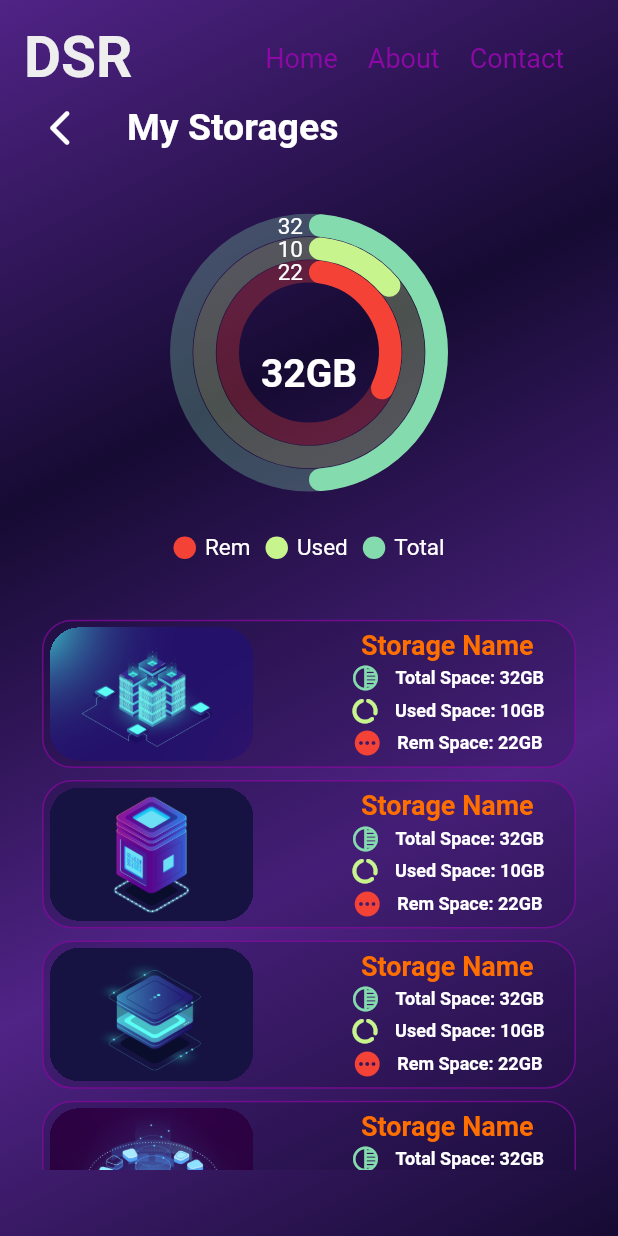
After one commit to HrutujaP/Final-Year-Project---FrontEnd, a Flutter app: the MyStorages screen opened by its route, on a phone screen of 412 x 824 dp. The commit adds this screen. Run offline on Flutter 3.47's test engine with Material 2 defaults, Android fonts, the phone set to English and light mode, and no system bars; our stand-ins replace syncfusion_flutter_charts, video_player.

Commit message:
ig i completed My storages screen

```diff
--- a/diskspacerenting/lib/Constants/constants.dart
+++ b/diskspacerenting/lib/Constants/constants.dart
@@ -1,10 +1,11 @@
-import 'package:flutter/animation.dart';
 import 'package:flutter/material.dart';
 
 const Color kPrimaryColor = Color(0xFF160B33);
 const Color kPrimaryColor1 = Color(0xFF502386);
+const Color kPrimaryColor2 = Color(0xff150a34);
 const Color kSecondaryColor = Colors.white;
 const Color kSecondaryColor1 = Colors.white;
 const Color kSecondaryColor2 = Color(0xFF84DBAE);
 const Color kSecondaryColor3 = Color(0xFFC8F48E);
 const Color kRedColor = Colors.red;
+const Color kPurpleColor = Color.fromARGB(255, 141, 8, 165);
--- a/diskspacerenting/lib/main.dart
+++ b/diskspacerenting/lib/main.dart
@@ -1,5 +1,6 @@
 import 'package:diskspacerenting/screens/FileStorage/fileStorage.dart';
 import 'package:diskspacerenting/screens/HomeScreen/homescreen.dart';
+import 'package:diskspacerenting/screens/MyStoragesScreen/mystorages.dart';
 import 'package:flutter/material.dart';
 
 void main() {
@@ -15,10 +16,11 @@ class MyApp extends StatelessWidget {
     return MaterialApp(
       debugShowCheckedModeBanner: false,
       initialRoute: HomeScreen.id,
-      // initialRoute: fileStoarage.id,
+      // initialRoute: FileStoarage.id,
       routes: {
         HomeScreen.id: (context) => const HomeScreen(),
-        fileStoarage.id: (context) => const fileStoarage(),
+        FileStoarage.id: (context) => const FileStoarage(),
+        MyStorages.id: (context) => const MyStorages(),
       },
     );
   }
--- a/diskspacerenting/lib/screens/FileStorage/fileStorage.dart
+++ b/diskspacerenting/lib/screens/FileStorage/fileStorage.dart
@@ -4,15 +4,15 @@ import 'package:flutter/src/widgets/container.dart';
 import 'package:flutter/src/widgets/framework.dart';
 import 'package:flutter/src/material/app.dart';
 
-class fileStoarage extends StatefulWidget {
-  const fileStoarage({super.key});
-  static const String id = 'fileStoarage_screen';
+class FileStoarage extends StatefulWidget {
+  const FileStoarage({super.key});
+  static const String id = 'FileStoarage_screen';
 
   @override
-  State<fileStoarage> createState() => _fileStoarageState();
+  State<FileStoarage> createState() => _FileStoarageState();
 }
 
-class _fileStoarageState extends State<fileStoarage> {
+class _FileStoarageState extends State<FileStoarage> {
   @override
   Widget build(BuildContext context) {
     return SafeArea(
--- a/diskspacerenting/lib/screens/HomeScreen/components/mainoptions.dart
+++ b/diskspacerenting/lib/screens/HomeScreen/components/mainoptions.dart
@@ -5,12 +5,14 @@ class MainOptions extends StatelessWidget {
   final String hText;
   final String pText;
   final Color color;
+  final String route;
 
   const MainOptions({
     required this.icon,
     required this.hText,
     required this.pText,
     required this.color,
+    required this.route,
     Key? key,
   }) : super(key: key);
 
@@ -26,6 +28,10 @@ class MainOptions extends StatelessWidget {
         elevation: 10,
         child: Padding(
           padding: const EdgeInsets.all(15.0),
+          child: GestureDetector(
+            onTap: (){
+              Navigator.pushNamed(context, route);
+            },
             child: SizedBox(
               width: MediaQuery.of(context).size.width * 0.4,
               child: Column(
@@ -67,6 +73,7 @@ class MainOptions extends StatelessWidget {
             ),
           ),
         ),
+      ),
     );
   }
 }
--- /dev/null
+++ b/diskspacerenting/lib/screens/HomeScreen/components/topbar.dart
@@ -0,0 +1,30 @@
+import 'package:diskspacerenting/Constants/constants.dart';
+import 'package:diskspacerenting/screens/HomeScreen/components/topbaritems.dart';
+import 'package:flutter/material.dart';
+
+class TopBar extends StatelessWidget {
+  final Color color;
+  const TopBar({
+    required this.color,
+    Key? key,
+  }) : super(key: key);
+
+  @override
+  Widget build(BuildContext context) {
+    return Row(
+      children: [
+        Text(
+          'DSR',
+          style: TextStyle(
+              fontSize: 38,
+              color: Colors.grey.shade200,
+              fontWeight: FontWeight.w600),
+        ),
+        const Spacer(),
+        TopBarItems(
+          color: color,
+        )
+      ],
+    );
+  }
+}
--- a/diskspacerenting/lib/screens/HomeScreen/homescreen.dart
+++ b/diskspacerenting/lib/screens/HomeScreen/homescreen.dart
@@ -2,7 +2,9 @@ import 'package:diskspacerenting/Constants/constants.dart';
 import 'package:diskspacerenting/screens/HomeScreen/components/blockchainvideoloop.dart';
 import 'package:diskspacerenting/screens/HomeScreen/components/bottomdotbar.dart';
 import 'package:diskspacerenting/screens/HomeScreen/components/mainoptions.dart';
+import 'package:diskspacerenting/screens/HomeScreen/components/topbar.dart';
 import 'package:diskspacerenting/screens/HomeScreen/components/topbaritems.dart';
+import 'package:diskspacerenting/screens/MyStoragesScreen/mystorages.dart';
 import 'package:flutter/material.dart';
 
 class HomeScreen extends StatefulWidget {
@@ -50,20 +52,20 @@ class _HomeScreenState extends State<HomeScreen>
       height: MediaQuery.of(context).size.height,
       width: MediaQuery.of(context).size.width,
       decoration: const BoxDecoration(
-        color: Color(0xff150a34),
+        color: kPrimaryColor2,
         gradient: LinearGradient(
           colors: [
-            Color(0xff150a34),
-            Color(0xff150a34),
-            Color(0xff150a34),
-            Color(0xff150a34),
-            Color(0xff150a34),
+            kPrimaryColor2,
+            kPrimaryColor2,
+            kPrimaryColor2,
+            kPrimaryColor2,
+            kPrimaryColor2,
             // Color(0xffD331BB),
             // Color(0xffD331BB),
             kPrimaryColor1,
             kPrimaryColor1,
-            Color(0xff150a34),
-            Color(0xff150a34)
+            kPrimaryColor2,
+            kPrimaryColor2
           ],
           begin: Alignment.topLeft,
           end: Alignment.bottomRight,
@@ -90,21 +92,7 @@ class _HomeScreenState extends State<HomeScreen>
           // ),
           Column(
             children: [
-              Row(
-                children: [
-                  Text(
-                    'DSR',
-                    style: TextStyle(
-                        fontSize: 38,
-                        color: Colors.grey.shade200,
-                        fontWeight: FontWeight.w600),
-                  ),
-                  const Spacer(),
-                  const TopBarItems(
-                    color: kPrimaryColor1,
-                  )
-                ],
-              ),
+              const TopBar(color:kPrimaryColor1),
               const SizedBox(
                 height: 10,
               ),
@@ -259,6 +247,7 @@ class _HomeScreenState extends State<HomeScreen>
                         physics: const BouncingScrollPhysics(),
                         children: const [
                           MainOptions(
+                            route:  '/rent',
                             color: Color(0xffD331BB),
                             icon: Icons.currency_exchange_sharp,
                             hText: 'Rent',
@@ -266,6 +255,7 @@ class _HomeScreenState extends State<HomeScreen>
                                 'Rent out your diskspace to other users and earn DSR tokens!',
                           ),
                           MainOptions(
+                            route: '/buy',
                             color: Color(0xff0FDFE5),
                             icon: Icons.payment,
                             hText: 'Buy',
@@ -273,6 +263,7 @@ class _HomeScreenState extends State<HomeScreen>
                                 'Buy diskspace from other users and store your data securely!',
                           ),
                           MainOptions(
+                              route: MyStorages.id,
                               color: Color(0xffC9BFD8),
                               icon: Icons.storage_rounded,
                               hText: 'My Storage',
@@ -299,6 +290,7 @@ class _HomeScreenState extends State<HomeScreen>
   }
 }
 
+
 class _GradientSpherePainter extends CustomPainter {
   @override
   void paint(Canvas canvas, Size size) {
--- /dev/null
+++ b/diskspacerenting/lib/screens/MyStoragesScreen/mystorages.dart
@@ -0,0 +1,257 @@
+import 'package:diskspacerenting/Constants/constants.dart';
+import 'package:diskspacerenting/screens/FileStorage/fileStorage.dart';
+import 'package:diskspacerenting/screens/HomeScreen/components/topbar.dart';
+import 'package:flutter/material.dart';
+import 'package:syncfusion_flutter_charts/charts.dart';
+
+class MyStorages extends StatefulWidget {
+  static const String id = 'mystorages';
+
+  const MyStorages({super.key});
+
+  @override
+  State<MyStorages> createState() => _MyStoragesState();
+}
+
+class _MyStoragesState extends State<MyStorages> {
+  List<ChartData> chartData = [
+    ChartData('Rem', 22, '100%', kRedColor),
+    ChartData('Used', 10, '100%', kSecondaryColor3),
+    ChartData('Total', 32, '100%', kSecondaryColor2),
+  ];
+
+  @override
+  Widget build(BuildContext context) {
+    return SafeArea(
+      child: Scaffold(
+        body: Container(
+          height: MediaQuery.of(context).size.height,
+          width: MediaQuery.of(context).size.width,
+          decoration: const BoxDecoration(
+            color: kPrimaryColor2,
+            gradient: LinearGradient(
+              colors: [
+                kPrimaryColor1,
+                kPrimaryColor,
+                kPrimaryColor1,
+                kPrimaryColor,
+              ],
+              begin: Alignment.topLeft,
+              end: Alignment.bottomRight,
+            ),
+          ),
+          child: Padding(
+            padding: const EdgeInsets.symmetric(vertical: 16.0, horizontal: 16),
+            child: Column(
+              crossAxisAlignment: CrossAxisAlignment.start,
+              children: [
+                TopBar(color: kPurpleColor,),
+                Row(
+                  children: [
+                    IconButton(
+                      onPressed: () {
+                        Navigator.pop(context);
+                      },
+                      icon: const Icon(
+                        Icons.arrow_back_ios_new_rounded,
+                        color: Colors.white,
+                        size: 28,
+                      ),
+                    ),
+                    SizedBox(
+                      width: MediaQuery.of(context).size.width * 0.05,
+                    ),
+                    const Text('My Storages',
+                        style: TextStyle(
+                            color: Colors.white,
+                            fontSize: 25,
+                            fontWeight: FontWeight.bold)),
+                  ],
+                ),
+                StorageRadialGraph(chartData: chartData),
+                const SizedBox(height: 20),
+                SizedBox(
+                  height: MediaQuery.of(context).size.height * 0.45,
+                  child: ListView.builder(
+                    scrollDirection: Axis.vertical,
+                    physics: const BouncingScrollPhysics(),
+                    itemCount: 5,
+                    itemBuilder: (context, index) {
+                      var img = index % 4;
+
+                      return SingleDeive(
+                        img: img.toString(),
+                      );
+                    },
+                  ),
+                )
+              ],
+            ),
+          ),
+        ),
+      ),
+    );
+  }
+}
+
+class StorageRadialGraph extends StatelessWidget {
+  const StorageRadialGraph({
+    Key? key,
+    required this.chartData,
+  }) : super(key: key);
+
+  final List<ChartData> chartData;
+
+  @override
+  Widget build(BuildContext context) {
+    return Stack(alignment: Alignment.center, children: [
+      const Text('32GB',
+          style: TextStyle(
+              color: Colors.white, fontSize: 26, fontWeight: FontWeight.bold)),
+      SizedBox(
+        height: MediaQuery.of(context).size.height * 0.34,
+        child: SfCircularChart(
+            legend: Legend(
+              textStyle: const TextStyle(color: Colors.white, fontSize: 15),
+              iconHeight: 15,
+              iconWidth: 15,
+              isVisible: true,
+              offset: const Offset(0, 50),
+              position: LegendPosition.bottom,
+            ),
+            series: <RadialBarSeries<ChartData, String>>[
+              RadialBarSeries<ChartData, String>(
+                useSeriesColor: true,
+                trackOpacity: 0.3,
+                cornerStyle: CornerStyle.bothCurve,
+                dataSource: chartData,
+                dataLabelSettings: const DataLabelSettings(
+                    isVisible: true,
+                    textStyle: TextStyle(color: Colors.white, fontSize: 15)),
+                pointRadiusMapper: (ChartData data, _) => data.text,
+                pointColorMapper: (ChartData data, _) => data.color,
+                xValueMapper: (ChartData sales, _) => sales.x,
+                yValueMapper: (ChartData sales, _) => sales.y,
+              )
+            ]),
+      ),
+    ]);
+  }
+}
+
+class SingleDeive extends StatelessWidget {
+  final String img;
+
+  const SingleDeive({
+    required this.img,
+    Key? key,
+  }) : super(key: key);
+
+  @override
+  Widget build(BuildContext context) {
+    return Padding(
+      padding: const EdgeInsets.symmetric(horizontal: 12.0, vertical: 4),
+      child: GestureDetector(
+        onTap: () {
+          Navigator.pushNamed(context, FileStoarage.id);
+        },
+        child: Container(
+          height: MediaQuery.of(context).size.height * 0.12,
+          width: MediaQuery.of(context).size.width * 0.9,
+          decoration: BoxDecoration(
+            border: Border.all(color: kPurpleColor.withOpacity(0.7)),
+            borderRadius: BorderRadius.circular(20),
+            color: kPrimaryColor2.withOpacity(0.2),
+          ),
+          child: Row(
+            children: [
+              Padding(
+                padding: const EdgeInsets.all(4.0),
+                child: ClipRRect(
+                  borderRadius: BorderRadius.circular(20),
+                  clipBehavior: Clip.hardEdge,
+                  child: Image(
+                    fit: BoxFit.cover,
+                    image: AssetImage('assets/images/$img.jpg'),
+                    height: MediaQuery.of(context).size.height * 0.12,
+                    width: MediaQuery.of(context).size.width * 0.33,
+                  ),
+                ),
+              ),
+              const Spacer(),
+              Padding(
+                padding:
+                    const EdgeInsets.symmetric(vertical: 4.0, horizontal: 20),
+                child: Column(
+                  mainAxisAlignment: MainAxisAlignment.spaceEvenly,
+                  crossAxisAlignment: CrossAxisAlignment.center,
+                  children: [
+                    Text("Storage Name",
+                        style: TextStyle(
+                            color: Colors.amber.shade900,
+                            fontSize: 18,
+                            fontWeight: FontWeight.w700)),
+                    Row(
+                      children: const [
+                        Icon(
+                          Icons.tonality_outlined,
+                          size: 20,
+                          color: kSecondaryColor2,
+                        ),
+                        SizedBox(width: 10),
+                        Text("Total Space: 32GB",
+                            style: TextStyle(
+                                color: Colors.white,
+                                fontSize: 12,
+                                fontWeight: FontWeight.bold)),
+                      ],
+                    ),
+                    Row(
+                      children: const [
+                        Icon(
+                          Icons.data_usage_rounded,
+                          color: kSecondaryColor3,
+                          size: 20,
+                        ),
+                        SizedBox(width: 10),
+                        Text("Used Space: 10GB",
+                            style: TextStyle(
+                                color: Colors.white,
+                                fontSize: 12,
+                                fontWeight: FontWeight.bold)),
+                      ],
+                    ),
+                    Row(
+                      children: const [
+                        Icon(
+                          Icons.pending,
+                          size: 20,
+                          color: kRedColor,
+                        ),
+                        SizedBox(width: 10),
+                        Text("Rem Space: 22GB",
+                            style: TextStyle(
+                                color: Colors.white,
+                                fontSize: 12,
+                                fontWeight: FontWeight.bold)),
+                      ],
+                    ),
+                  ],
+                ),
+              )
+            ],
+          ),
+        ),
+      ),
+    );
+  }
+}
+
+class ChartData {
+  ChartData(this.x, this.y, this.text, this.color);
+
+  final String x;
+  final int y;
+  final Color color;
+  final String text;
+}
```
Also changed, not shown: diskspacerenting/pubspec.yaml (+4 -8 lines), diskspacerenting/assets/images/0.jpg (added), diskspacerenting/assets/images/1.jpg (added), diskspacerenting/assets/images/2.jpg (added), diskspacerenting/assets/images/3.jpg (added), diskspacerenting/pubspec.lock. Lines whose indentation alone changed are shown as unchanged.
